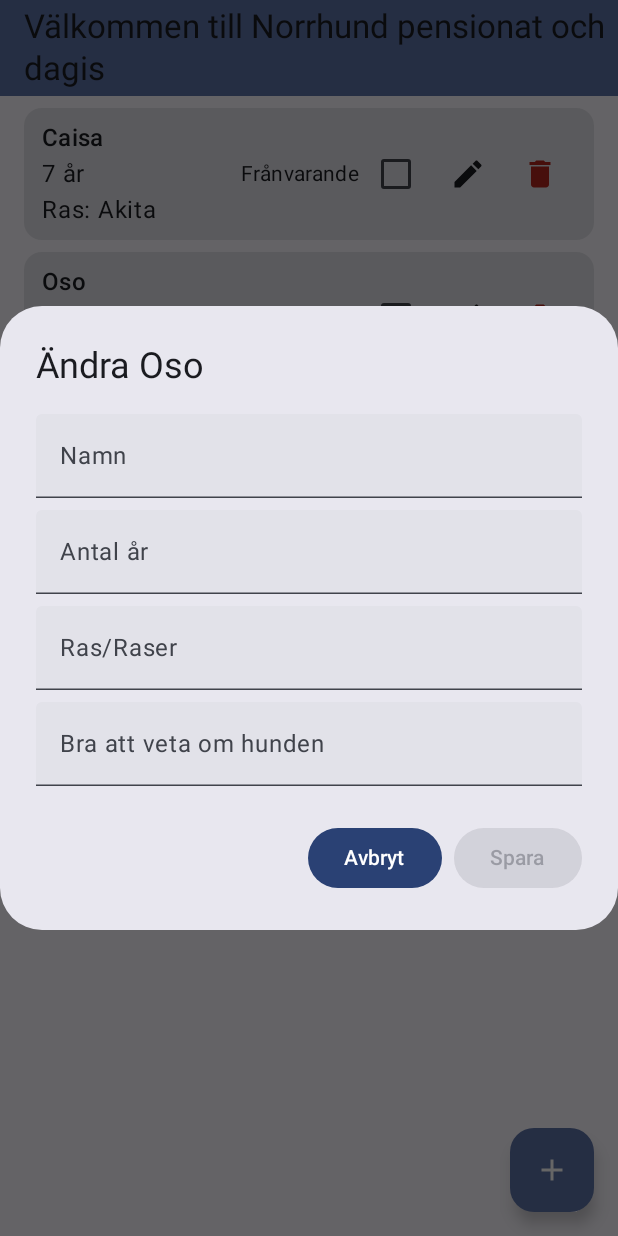
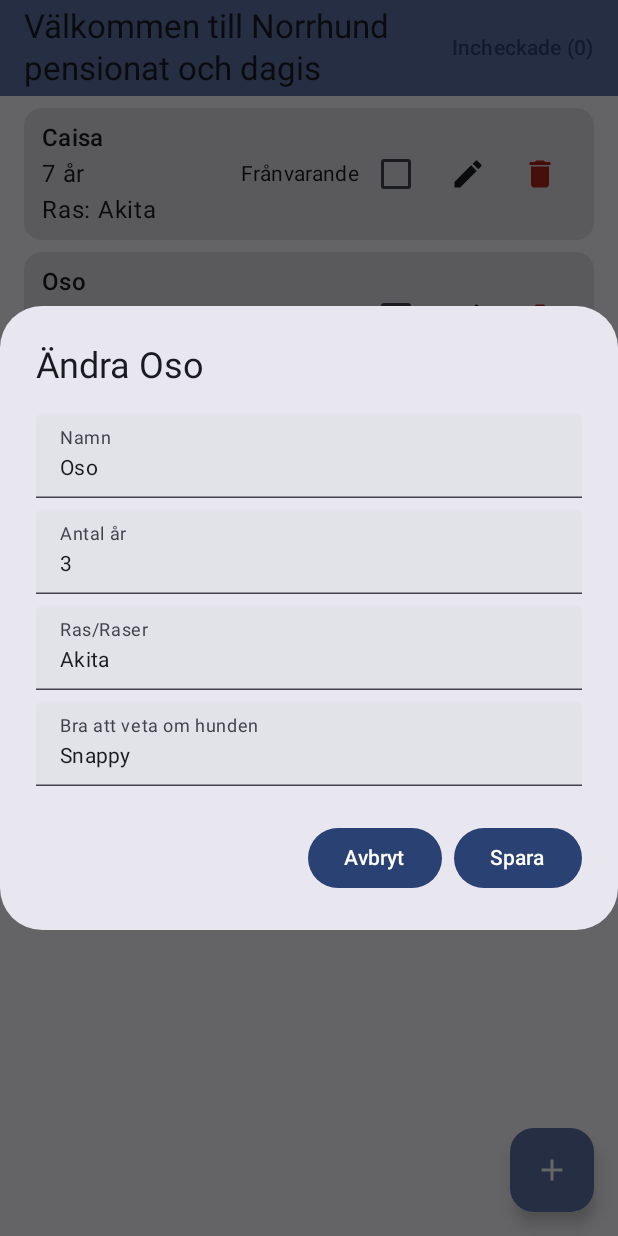
Before and after one commit to CaisaChristine/Norrhund, an Android app built with Jetpack Compose: the screen it shows after launch (MainActivity), after a tap on an icon or button, on a phone screen of 412 x 824 dp. Run offline under Robolectric (Android 15) with nearby library versions, the phone set to English and light mode, and no system bars.

Commit message:
added function for listing checked in dogs, view info, and count in the topbar

```diff
--- a/app/src/main/java/com/example/norrhund/MainActivity.kt
+++ b/app/src/main/java/com/example/norrhund/MainActivity.kt
@@ -152,10 +152,10 @@ fun AddDog(
     onDismiss: () -> Unit,
     onConfirm: (name: String, age: Int, breed: String, info: String) -> Unit
 ) {
-    var name by remember { mutableStateOf("") }
-    var age by remember { mutableStateOf("") }
-    var breed by remember { mutableStateOf("") }
-    var info by remember { mutableStateOf("") }
+    var name by remember { mutableStateOf(dogToUpdate?.name ?: "") }
+    var age by remember { mutableStateOf(dogToUpdate?.age?.toString() ?: "") }
+    var breed by remember { mutableStateOf(dogToUpdate?.breed ?: "") }
+    var info by remember { mutableStateOf(dogToUpdate?.info ?: "") }
 
     val isFormValid = name.isNotBlank() && age.isNotBlank() && breed.isNotBlank()
 
@@ -247,11 +247,55 @@ fun DeleteDog(
     )
 }
 
+@Composable
+fun ListCheckedInDogs(
+    dogs: List<Dog>,
+    onDismiss: () -> Unit
+) {
+    val checkedInDogs = dogs.filter { it.checkedIn }
+
+    AlertDialog(
+        onDismissRequest = onDismiss,
+        title = { Text("Incheckade hundar just nu (${checkedInDogs.size})") },
+        text = {
+            if(checkedInDogs.isEmpty()) {
+                Text("Inga hundar incheckade för tillfället.")
+            } else {
+                LazyColumn(verticalArrangement = Arrangement.spacedBy(8.dp)) {
+                    items(checkedInDogs, key = { it.id }) { dog ->
+                        Column {
+                            Text(
+                                text = "• ${dog.name} (Ras: ${dog.breed}, ${dog.age} år)",
+                                style = MaterialTheme.typography.bodyLarge
+                            )
+                            if(!dog.info.isNullOrBlank()) {
+                                Text(
+                                    text = "Bra att veta: ${dog.info}",
+                                    style = MaterialTheme.typography.bodyMedium,
+                                    color = MaterialTheme.colorScheme.onSurfaceVariant
+                                )
+                            }
+                        }
+                    }
+                }
+            }
+        },
+        confirmButton = {
+            Button(onClick = onDismiss) {
+                Text("Stäng")
+            }
+        }
+    )
+}
+
 @OptIn(ExperimentalMaterial3Api::class)
 @Composable
 fun DogViewScreen(viewModel: DogListViewModel = viewModel()) {
     val state = viewModel.uiState
+    val checkedInCount = state.dogs.count { it.checkedIn }
+
     var showAddDialog by remember { mutableStateOf(false) }
+    var showCheckedInDialog by remember { mutableStateOf(false) }
     var dogToUpdate by remember { mutableStateOf<Dog?>(null) }
     var dogToDelete by remember { mutableStateOf<Dog?>(null) }
 
@@ -259,6 +303,11 @@ fun DogViewScreen(viewModel: DogListViewModel = viewModel()) {
         topBar =  {
             TopAppBar(
                 title = { Text("Välkommen till Norrhund pensionat och dagis") },
+                actions = {
+                    TextButton(onClick = { showCheckedInDialog = true }) {
+                        Text("Incheckade ($checkedInCount)")
+                    }
+                },
                 colors = TopAppBarDefaults.topAppBarColors(
                     containerColor = MaterialTheme.colorScheme.primaryContainer
                 )
@@ -291,6 +340,13 @@ fun DogViewScreen(viewModel: DogListViewModel = viewModel()) {
                         dogToDelete = dog
                     })
             }
+        }
+
+        if(showCheckedInDialog) {
+            ListCheckedInDogs(
+                dogs = state.dogs,
+                onDismiss = { showCheckedInDialog = false }
+            )
         }
 
         if(showAddDialog) {
```
